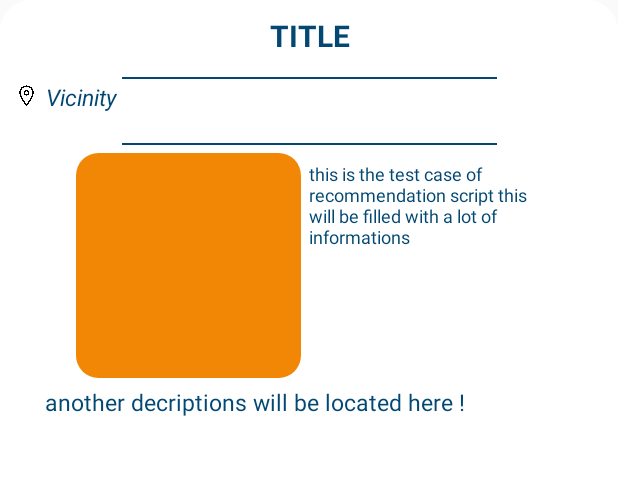
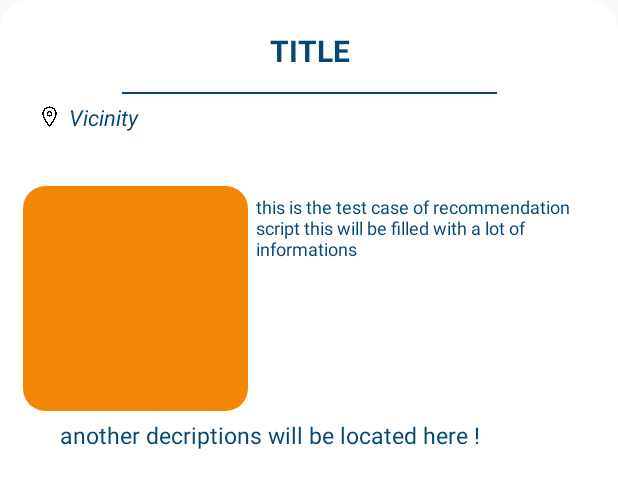
Before and after one commit to CSID-DGU/2020-1-OSSP2-SEOULLO-3, an Android app: the layout layout_recommend_first.xml on its own in the app's theme, with its tools: preview values and no code run, on a phone screen of 412 x 824 dp. Shown: the top 488 px of the screen. Run offline under Robolectric (Android 15) with nearby library versions, the phone set to English and light mode, and no system bars.

Commit message:
ui fixed 1.2

```diff
--- a/Seoullo/app/src/main/AndroidManifest.xml
+++ b/Seoullo/app/src/main/AndroidManifest.xml
@@ -39,7 +39,7 @@
 
         <activity android:name=".Profile.AccountSettingsActivity" />
         <activity android:name=".Login.RegisterActivity" />
-        <activity android:name=".Share.NextActivity" android:windowSoftInputMode="adjustResize"/>
+        <activity android:name=".Share.NextActivity"/>
         <meta-data
             android:name="com.naver.maps.map.CLIENT_ID"
             android:value="@string/NAVER_CLIENT_ID"/>
--- a/Seoullo/app/src/main/java/com/seoullo/seoullotour/Share/NextActivity.java
+++ b/Seoullo/app/src/main/java/com/seoullo/seoullotour/Share/NextActivity.java
@@ -12,6 +12,7 @@ import android.os.Bundle;
 import android.os.Handler;
 import android.os.Message;
 import android.util.Log;
+import android.view.MotionEvent;
 import android.view.View;
 import android.view.ViewGroup;
 import android.widget.AdapterView;
@@ -21,6 +22,7 @@ import android.widget.EditText;
 import android.widget.Filter;
 import android.widget.Filterable;
 import android.widget.ImageView;
+import android.widget.ScrollView;
 import android.widget.TextView;
 import android.widget.Toast;
 
@@ -72,6 +74,7 @@ public class NextActivity extends AppCompatActivity {
     private TextInputEditText mCaption;
     private RecyclerView mAdapter;
     private AutoCompleteTextView mAuto;
+    private ScrollView mScrollView;
     //vars
     private String mAppend = "file:/";
     private int imageCount = 0;
@@ -89,6 +92,7 @@ public class NextActivity extends AppCompatActivity {
     public NextActivity() {
     }
 
+    @SuppressLint("ClickableViewAccessibility")
     @Override
     protected void onCreate(@Nullable Bundle savedInstanceState) {
         super.onCreate(savedInstanceState);
@@ -96,19 +100,23 @@ public class NextActivity extends AppCompatActivity {
         mFirebaseMethods = new FirebaseMethods(NextActivity.this);
         mCaption = (TextInputEditText) findViewById(R.id.caption);
         mAdapter = (RecyclerView) findViewById(R.id.recyclerview_autocomplete);
+        mScrollView = (ScrollView) findViewById(R.id.nextactivity_scroll);
         //API KEY init
         API_KEY = getApiKeyFromManifest(this);
 
         //autocomplete text
         mAuto = findViewById(R.id.places_autocomplete_edit_text);
-        mAuto.setOnClickListener(new View.OnClickListener() {
+        ArrayAdapter arrayAdapter = new GooglePlacesAutocompleteAdapter(getApplicationContext(), R.layout.layout_list_item);
+        mAuto.setAdapter(arrayAdapter);
+
+        mAuto.setOnTouchListener(new View.OnTouchListener() {
             @Override
-            public void onClick(View v) {
-
+            public boolean onTouch(View v, MotionEvent event) {
+                mScrollView.smoothScrollTo(0,500);
+                return false;
             }
         });
-        ArrayAdapter arrayAdapter = new GooglePlacesAutocompleteAdapter(getApplicationContext(), R.layout.layout_list_item);
-        mAuto.setAdapter(arrayAdapter);
+        mAuto.setDropDownVerticalOffset(5);
         mAuto.setOnItemClickListener(new AdapterView.OnItemClickListener() {
             @Override
             public void onItemClick(AdapterView adapterView, View view, int position, long id) {
--- a/Seoullo/app/src/main/res/layout/activity_next.xml
+++ b/Seoullo/app/src/main/res/layout/activity_next.xml
@@ -6,8 +6,10 @@
     android:background="@color/white">
 
     <ScrollView
+        android:id="@+id/nextactivity_scroll"
         android:layout_width="match_parent"
-        android:layout_height="match_parent">
+        android:layout_height="match_parent"
+        >
 
         <RelativeLayout
             android:layout_width="match_parent"
@@ -28,7 +30,7 @@
                 android:layout_width="match_parent"
                 android:layout_height="50dp"
                 android:layout_below="@id/rel_layout_1"
-                android:layout_marginStart="10dp"
+                android:layout_marginStart="20dp"
                 android:gravity="center_vertical"
                 android:text="Add Review"
                 android:textColor="@color/theme_deepblue"
@@ -123,6 +125,7 @@
                         android:layout_marginRight="10dp"
                         android:background="@null"
                         android:hint="장소 입력..."
+                        android:keyboardNavigationCluster="true"
                         android:textColor="@color/theme_deepblue"
                         android:textSize="15sp" />
 
--- a/Seoullo/app/src/main/res/layout/fragment_recommend.xml
+++ b/Seoullo/app/src/main/res/layout/fragment_recommend.xml
@@ -38,7 +38,9 @@
             <androidx.viewpager.widget.ViewPager
                 android:id="@+id/viewPager"
                 android:layout_width="match_parent"
-                android:layout_height="wrap_content" />
+                android:layout_height="wrap_content"
+                android:background="#1ABFBFBF"
+                />
         </LinearLayout>
     </ScrollView>
 </androidx.constraintlayout.widget.ConstraintLayout>
--- a/Seoullo/app/src/main/res/layout/layout_recommend_first.xml
+++ b/Seoullo/app/src/main/res/layout/layout_recommend_first.xml
@@ -1,20 +1,21 @@
 <?xml version="1.0" encoding="utf-8"?>
 <androidx.constraintlayout.widget.ConstraintLayout xmlns:android="http://schemas.android.com/apk/res/android"
+    xmlns:app="http://schemas.android.com/apk/res-auto"
     android:layout_width="match_parent"
     android:layout_height="match_parent"
-    xmlns:app="http://schemas.android.com/apk/res-auto"
     android:background="@drawable/round_shape_top"
-    >
+    android:padding="10dp">
+
     <LinearLayout
         android:id="@+id/title_group"
         android:layout_width="match_parent"
         android:layout_height="50dp"
 
-    app:layout_constraintTop_toTopOf="parent"
+        android:gravity="center"
+        android:orientation="vertical"
         app:layout_constraintBottom_toTopOf="@id/title_division"
-    android:orientation="vertical"
-    android:gravity="center"
-    >
+        app:layout_constraintTop_toTopOf="parent">
+
         <TextView
             android:id="@+id/recommend_title"
             android:layout_width="match_parent"
@@ -23,168 +24,157 @@
             android:layout_margin="5dp"
 
             android:text="TITLE"
+            android:textAlignment="center"
+            android:textColor="@color/theme_deepblue"
             android:textSize="20sp"
-        android:textColor="@color/theme_deepblue"
-        android:textStyle="bold"
-        android:textAlignment="center"
-        />
+            android:textStyle="bold" />
     </LinearLayout>
+
     <LinearLayout
         android:id="@+id/title_division"
         android:layout_width="250dp"
         android:layout_height="1dp"
+        android:layout_margin="1dp"
+
         android:background="@color/theme_deepblue"
-
-        app:layout_constraintTop_toBottomOf="@id/title_group"
+        android:orientation="horizontal"
         app:layout_constraintLeft_toLeftOf="parent"
         app:layout_constraintRight_toRightOf="parent"
-        android:layout_margin="1dp"
-        android:orientation="horizontal" />
+        app:layout_constraintTop_toBottomOf="@id/title_group" />
+
     <LinearLayout
         android:id="@+id/group_vicinity"
         android:layout_width="match_parent"
         android:layout_height="20dp"
 
-        app:layout_constraintTop_toBottomOf="@id/title_division"
+        android:gravity="center_vertical"
+        android:orientation="horizontal"
+        android:layout_margin="5dp"
+
+        app:layout_constraintBottom_toTopOf="@id/group_type"
         app:layout_constraintLeft_toLeftOf="parent"
         app:layout_constraintRight_toRightOf="parent"
-        app:layout_constraintBottom_toTopOf="@id/group_type"
+        app:layout_constraintTop_toBottomOf="@id/title_division">
 
-        android:gravity="center_vertical"
-        android:orientation="horizontal"
-        >
         <ImageView
             android:layout_width="15dp"
             android:layout_height="15dp"
-            android:src="@drawable/location_outline"
+            android:layout_marginStart="10dp"
             android:adjustViewBounds="true"
 
-            android:layout_marginStart="10dp"
-            />
+            android:src="@drawable/location_outline" />
+
         <TextView
             android:id="@+id/recommend_vicinity"
-        android:layout_width="200dp"
-        android:layout_height="20dp"
+            android:layout_width="wrap_content"
+            android:layout_height="match_parent"
 
-        android:textSize="15sp"
+            android:layout_marginStart="5dp"
+            android:gravity="center_vertical"
             android:text="Vicinity"
             android:textColor="@color/theme_deepblue"
-        android:textStyle="italic"
-        android:gravity="center_vertical"
+            android:textSize="15sp"
+            android:autoSizeTextType="uniform"
+            android:textStyle="italic" />
+    </LinearLayout>
 
-        android:layout_marginStart="5dp"
-        />
-    </LinearLayout>
     <LinearLayout
         android:id="@+id/group_type"
         android:layout_width="match_parent"
         android:layout_height="20dp"
 
         android:gravity="center_vertical"
+        android:layout_margin="5dp"
 
-        app:layout_constraintTop_toBottomOf="@id/group_vicinity"
+        android:orientation="horizontal"
         app:layout_constraintBottom_toTopOf="@id/group_info1"
-        android:orientation="horizontal">
+        app:layout_constraintTop_toBottomOf="@id/group_vicinity">
+
         <HorizontalScrollView
             android:id="@+id/scroll_type"
             android:layout_width="fill_parent"
             android:layout_height="fill_parent"
+            android:layout_margin="0dp"
             android:fillViewport="true"
-            android:layout_margin="0dp"
-            android:scrollbars="none"
-            >
+            android:scrollbars="none">
+
             <LinearLayout
                 android:id="@+id/scroll_type_item"
                 android:layout_width="match_parent"
                 android:layout_height="wrap_content"
-                android:orientation="horizontal"
-                >
+                android:orientation="horizontal">
 
             </LinearLayout>
         </HorizontalScrollView>
     </LinearLayout>
+
     <LinearLayout
-        android:id="@+id/info_division"
-        android:layout_width="250dp"
-        android:layout_height="1dp"
-        android:background="@color/theme_deepblue"
+        android:id="@+id/group_info1"
+        android:layout_width="wrap_content"
+        android:layout_height="wrap_content"
 
-        app:layout_constraintTop_toBottomOf="@id/group_type"
+        android:gravity="center"
+        android:orientation="horizontal"
+        android:padding="5dp"
         app:layout_constraintLeft_toLeftOf="parent"
         app:layout_constraintRight_toRightOf="parent"
-        android:orientation="horizontal" />
-    <LinearLayout
-        android:id="@+id/group_info1"
-        android:layout_width="match_parent"
-        android:layout_height="wrap_content"
+        app:layout_constraintTop_toBottomOf="@id/group_type">
 
-        app:layout_constraintTop_toBottomOf="@id/info_division"
-        app:layout_constraintLeft_toLeftOf="parent"
-        app:layout_constraintRight_toRightOf="parent"
-        android:orientation="horizontal"
-        android:gravity="center"
-        android:padding="5dp"
-        >
         <androidx.cardview.widget.CardView
+            android:id="@+id/card_View"
             android:layout_width="150dp"
             android:layout_height="150dp"
-            android:id="@+id/card_View"
             android:layout_gravity="center"
             app:cardCornerRadius="15dp"
-            app:cardElevation="0dp"
-            >
+            app:cardElevation="0dp">
+
             <ImageView
                 android:id="@+id/recommend_image"
                 android:layout_width="match_parent"
                 android:layout_height="match_parent"
                 android:adjustViewBounds="true"
-        android:src="@color/theme_orange"
-        />
+                android:src="@color/theme_orange" />
         </androidx.cardview.widget.CardView>
+
         <TextView
             android:id="@+id/recommend_desc"
-        android:layout_width="150dp"
+            android:layout_width="wrap_content"
             android:layout_height="match_parent"
 
             android:layout_margin="5dp"
 
+            android:gravity="top"
             android:text="this is the test case of recommendation script this will be filled with a lot of informations"
             android:textColor="@color/theme_deepblue"
-        android:gravity="top"
-        android:textSize="12sp"/>
+            android:textSize="12sp" />
     </LinearLayout>
+
     <LinearLayout
         android:id="@+id/group_info2"
         android:layout_width="match_parent"
         android:layout_height="wrap_content"
 
-        app:layout_constraintTop_toBottomOf="@id/group_info1"
+        android:orientation="vertical"
         app:layout_constraintLeft_toLeftOf="parent"
         app:layout_constraintRight_toRightOf="parent"
 
-        android:orientation="vertical"
-        >
+        app:layout_constraintTop_toBottomOf="@id/group_info1">
+
         <TextView
             android:id="@+id/recommend_anotherdesc"
             android:layout_width="match_parent"
             android:layout_height="wrap_content"
 
-            android:textSize="15sp"
+            android:layout_marginStart="30dp"
+            android:layout_marginEnd="30dp"
+            android:gravity="top"
+
             android:text="another decriptions will be located here !"
             android:textColor="@color/theme_deepblue"
 
-            android:layout_marginStart="30dp"
-            android:layout_marginEnd="30dp"
-
-            android:gravity="top"
-            />
+            android:textSize="15sp" />
 
     </LinearLayout>
 
 
-
-
-
-
-
 </androidx.constraintlayout.widget.ConstraintLayout>
--- a/Seoullo/app/src/main/res/layout/layout_top_tabs.xml
+++ b/Seoullo/app/src/main/res/layout/layout_top_tabs.xml
@@ -24,7 +24,7 @@
     <ImageView
         android:layout_width="match_parent"
         android:layout_height="wrap_content"
-        android:src="@drawable/seoullo_yellow"
+        android:src="@drawable/seoullo"
         android:adjustViewBounds="true"
         android:scaleType="fitCenter"
         />
```
Lines whose indentation alone changed are shown as unchanged.
